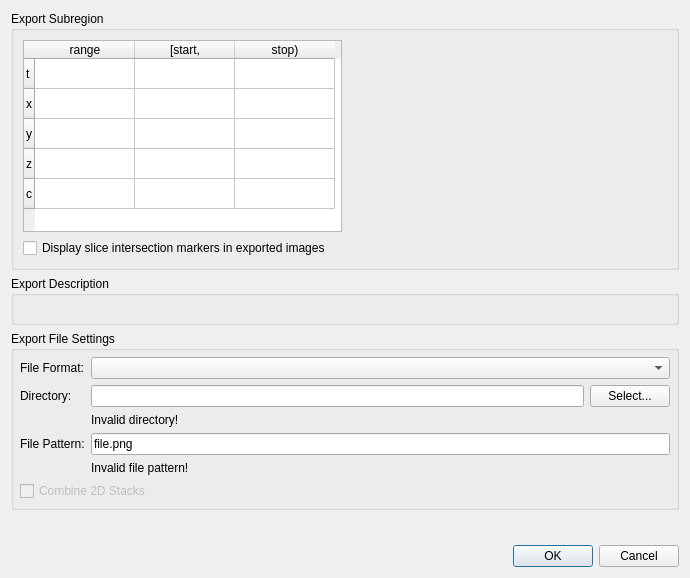
Qt form volumina/widgets/wysiwygExportOptionsDlg.ui (ilastik/volumina) before a commit.
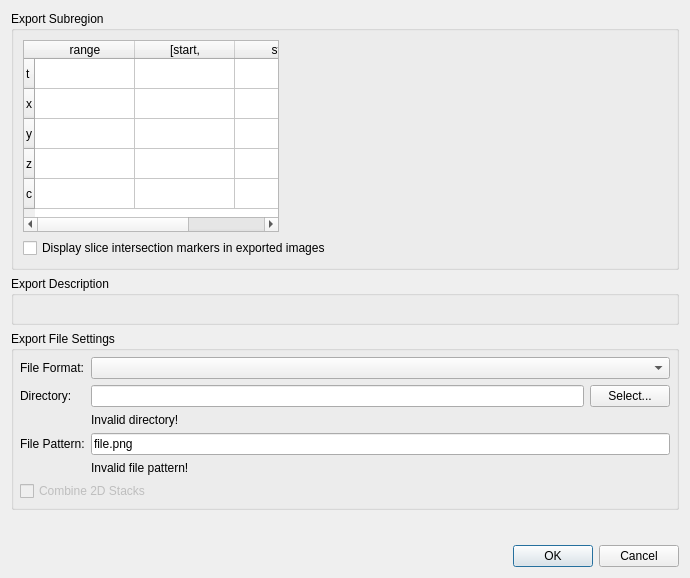
The same form after that commit. Custom widgets are drawn as their Qt base class.

Commit message:
Nicer sizing of export dialog components
Going towards preferred and minimal more vs expanding

Also removed weird connection settings which seem to be some artifact of
UI tooling (QtDesigner).

The edit to the form file:
```diff
--- a/volumina/widgets/wysiwygExportOptionsDlg.ui
+++ b/volumina/widgets/wysiwygExportOptionsDlg.ui
@@ -38,7 +38,7 @@
       <item row="0" column="0">
        <widget class="SubregionRoiWidget" name="roiWidget">
         <property name="sizePolicy">
-         <sizepolicy hsizetype="MinimumExpanding" vsizetype="Minimum">
+         <sizepolicy hsizetype="Minimum" vsizetype="Minimum">
           <horstretch>0</horstretch>
           <verstretch>0</verstretch>
          </sizepolicy>
```
Left out of the diff: 24 changed lines with no effect on the pictures. The commit also changes 5 other files.
